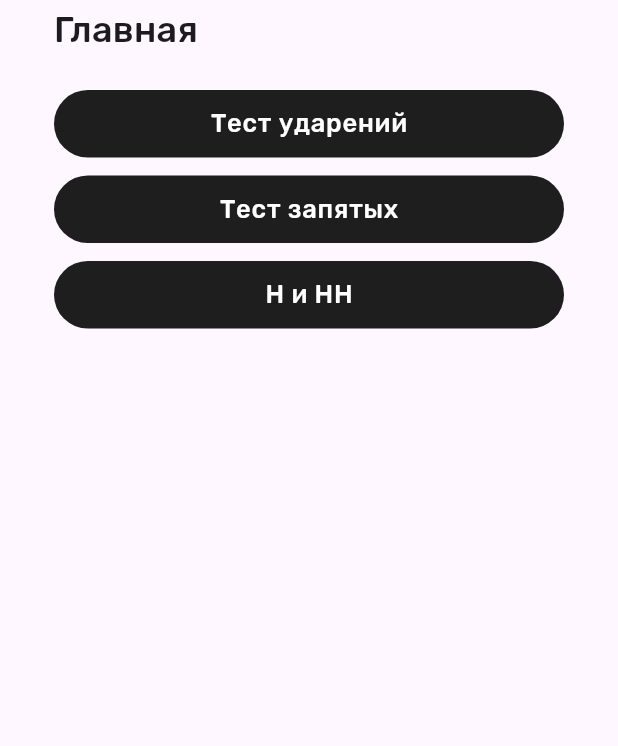
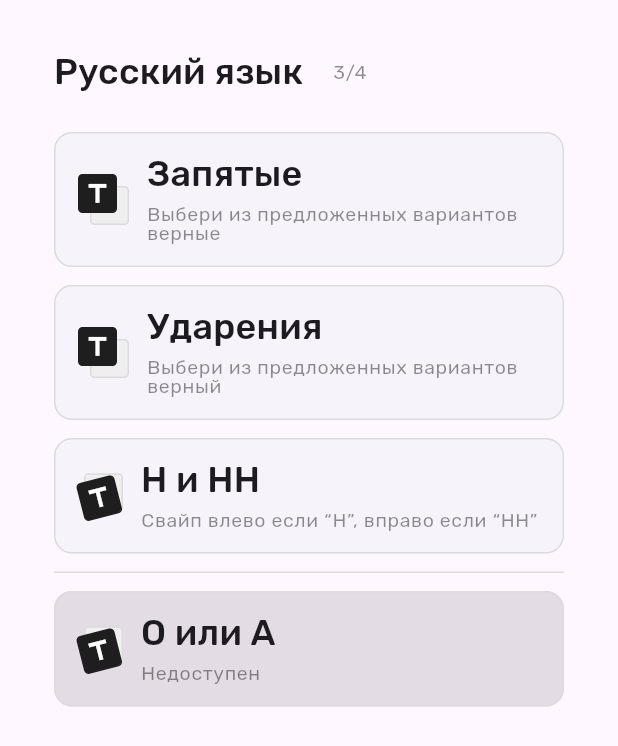
Before and after one commit to vaspadi/focusy, a Flutter app: the screen it shows after launch, on a phone screen of 412 x 824 dp. Shown: the top 746 px of the screen. Run offline on Flutter 3.47's test engine with Material 3 defaults, Android fonts, the phone set to English and light mode, and no system bars; our stand-ins replace appinio_swiper, auto_route, flutter_hooks, flutter_riverpod, google_fonts, hooks_riverpod and 1 more; generated files the repository leaves out were written again.

Commit message:
fix: redesign home view

```diff
--- a/lib/core/widgets/ui/constants/colors.dart
+++ b/lib/core/widgets/ui/constants/colors.dart
@@ -8,5 +8,6 @@ class FColors {
   static const Color backTouchable = Color.fromRGBO(239, 239, 239, 1);
 
   static const Color text = Color.fromRGBO(30, 30, 30, 1);
+  static const Color secondaryText = Color.fromRGBO(30, 30, 30, 0.5);
   static const Color back = Color.fromRGBO(255, 255, 255, 1);
 }
--- a/lib/core/widgets/view_header.dart
+++ b/lib/core/widgets/view_header.dart
@@ -1,13 +1,16 @@
 import 'package:flutter/widgets.dart';
 
+import 'ui/constants/colors.dart';
 import 'ui/text.dart';
 
 class ViewHeader extends StatelessWidget {
   final String title;
+  final String? titleSecondaryText;
   final String? subtitle;
 
   const ViewHeader({
     required this.title,
+    this.titleSecondaryText,
     this.subtitle,
     super.key,
   });
@@ -18,9 +21,26 @@ class ViewHeader extends StatelessWidget {
       mainAxisSize: MainAxisSize.min,
       crossAxisAlignment: CrossAxisAlignment.start,
       children: [
-        FText(
-          title,
-          type: FTextType.title,
+        Row(
+          children: [
+            Flexible(
+              child: FText(
+                title,
+                type: FTextType.title,
+              ),
+            ),
+            if (titleSecondaryText != null) ...[
+              const SizedBox(width: 20),
+              Flexible(
+                flex: 0,
+                child: FText(
+                  titleSecondaryText!,
+                  type: FTextType.description,
+                  color: FColors.secondaryText,
+                ),
+              )
+            ]
+          ],
         ),
         if (subtitle != null) ...[
           const SizedBox(height: 8),
--- a/lib/modules/grammar_tests/index.dart
+++ b/lib/modules/grammar_tests/index.dart
@@ -8,3 +8,4 @@ export 'models/grammar_test_span.dart';
 export 'providers/grammar_tests_repository_provider.dart';
 export 'repositories/mock_grammar_tests_repository.dart';
 export 'views/grammar_test_view.dart';
+export 'widgets/grammar_test_tile.dart';
--- /dev/null
+++ b/lib/modules/grammar_tests/widgets/grammar_test_tile.dart
@@ -0,0 +1,141 @@
+import 'package:flutter/material.dart';
+import 'package:focusy/core/widgets/index.dart';
+import 'package:focusy/core/widgets/ui/constants/colors.dart';
+
+class GrammarTestTile extends StatelessWidget {
+  final String title;
+  final String subtitle;
+  final IconData iconData;
+  final void Function()? onPressed;
+  final bool rotated;
+
+  const GrammarTestTile({
+    super.key,
+    required this.title,
+    required this.subtitle,
+    required this.iconData,
+    this.onPressed,
+    this.rotated = false,
+  });
+
+  @override
+  Widget build(BuildContext context) {
+    return ElevatedButton(
+      onPressed: onPressed,
+      style: ButtonStyle(
+        // backgroundColor: MaterialStatePropertyAll(Colors.white),
+        // foregroundColor: MaterialStatePropertyAll(Colors.white),
+        surfaceTintColor: MaterialStatePropertyAll(Colors.white),
+        // side: MaterialStatePropertyAll(
+        //   BorderSide(
+        //     color: FColors.touchable,
+        //   ),
+        // ),
+        // shape: MaterialStatePropertyAll(OutlinedBorder()),
+        shape: MaterialStatePropertyAll(
+          RoundedRectangleBorder(
+            borderRadius: BorderRadius.circular(12.0),
+            side: const BorderSide(color: FColors.touchable),
+          ),
+        ),
+        overlayColor: const MaterialStatePropertyAll(
+          FColors.touchable,
+        ),
+        tapTargetSize: MaterialTapTargetSize.shrinkWrap,
+        minimumSize: const MaterialStatePropertyAll(
+          Size(double.infinity, 45),
+        ),
+        shadowColor: const MaterialStatePropertyAll(
+          Colors.transparent,
+        ),
+        padding: const MaterialStatePropertyAll(
+          EdgeInsets.all(16),
+        ),
+      ),
+      child: Row(
+        children: [
+          _buildIcon(),
+          const SizedBox(width: 12),
+          Expanded(
+            child: Column(
+              mainAxisSize: MainAxisSize.min,
+              crossAxisAlignment: CrossAxisAlignment.start,
+              children: [
+                FText(
+                  title,
+                  type: FTextType.title,
+                ),
+                const SizedBox(height: 8),
+                FText(
+                  subtitle,
+                  type: FTextType.description,
+                  color: FColors.secondaryText,
+                ),
+              ],
+            ),
+          ),
+        ],
+      ),
+    );
+  }
+
+  Widget _buildIcon() {
+    return Padding(
+      padding: !rotated
+          ? EdgeInsets.zero
+          : const EdgeInsets.only(
+              left: 4,
+              bottom: 4,
+            ),
+      child: Stack(
+        children: [
+          Padding(
+            padding: rotated
+                ? EdgeInsets.zero
+                : const EdgeInsets.only(
+                    top: 8,
+                    left: 8,
+                  ),
+            child: Container(
+              width: 26,
+              height: 26,
+              decoration: BoxDecoration(
+                color: FColors.backTouchable,
+                border: Border.all(
+                  color: FColors.touchable,
+                ),
+                borderRadius: const BorderRadius.all(
+                  Radius.circular(3),
+                ),
+              ),
+            ),
+          ),
+          Positioned(
+            child: Transform.rotate(
+              angle: rotated ? -0.25 : 0,
+              alignment: Alignment.bottomRight,
+              child: Container(
+                width: 26,
+                height: 26,
+                decoration: BoxDecoration(
+                  color: FColors.text,
+                  border: Border.all(
+                    color: FColors.text,
+                  ),
+                  borderRadius: const BorderRadius.all(
+                    Radius.circular(3),
+                  ),
+                ),
+                child: Icon(
+                  iconData,
+                  size: 20,
+                  color: Colors.white,
+                ),
+              ),
+            ),
+          ),
+        ],
+      ),
+    );
+  }
+}
--- a/lib/modules/home/views/home_view.dart
+++ b/lib/modules/home/views/home_view.dart
@@ -1,8 +1,9 @@
 import 'package:auto_route/auto_route.dart';
 import 'package:flutter/material.dart';
 import 'package:focusy/core/widgets/index.dart';
+import 'package:focusy/core/widgets/ui/constants/colors.dart';
 import 'package:focusy/core/widgets/ui/constants/spacing.dart';
-import 'package:focusy/modules/grammar_tests/enums/grammar_test_type.dart';
+import 'package:focusy/modules/grammar_tests/index.dart';
 import 'package:focusy/modules/router/app_router.dart';
 
 @RoutePage()
@@ -15,10 +16,27 @@ class HomeView extends StatelessWidget {
       body: Column(
         crossAxisAlignment: CrossAxisAlignment.start,
         children: [
-          const ViewHeader(title: 'Главная'),
           FSpacing.viewHeaderAndContent,
-          FButton(
-            text: 'Тест ударений',
+          const ViewHeader(
+            title: 'Русский язык',
+            titleSecondaryText: '3/4',
+          ),
+          FSpacing.viewHeaderAndContent,
+          GrammarTestTile(
+            title: 'Запятые',
+            subtitle: 'Выбери из предложенных вариантов верные',
+            iconData: Icons.title,
+            onPressed: () => context.router.push(GrammarTestRoute(
+              title: 'Расставь запятые',
+              subtitle: 'Выбери из предложенных вариантов верные',
+              type: GrammarTestType.comma,
+            )),
+          ),
+          FSpacing.verticalButtons,
+          GrammarTestTile(
+            title: 'Ударения',
+            subtitle: 'Выбери из предложенных вариантов верный',
+            iconData: Icons.title,
             onPressed: () => context.router.push(GrammarTestRoute(
               title: 'Поставь ударение',
               subtitle: 'Выбери из предложенных вариантов верный',
@@ -26,22 +44,29 @@ class HomeView extends StatelessWidget {
             )),
           ),
           FSpacing.verticalButtons,
-          FButton(
-            text: 'Тест запятых',
-            onPressed: () => context.router.push(GrammarTestRoute(
-              title: 'Расставь запятые',
-              subtitle: 'Выбери из предложенных вариантов верные',
-              type: GrammarTestType.comma,
-            )),
-          ),
-          FSpacing.verticalButtons,
-          FButton(
-            text: 'Н и НН',
+          GrammarTestTile(
+            title: 'Н и НН',
+            subtitle: 'Свайп влево если “Н”, вправо если “НН”',
+            iconData: Icons.title,
             onPressed: () => context.router.push(GrammarTestRoute(
               title: 'Н или НН',
               subtitle: 'Свайп влево если “Н”, вправо если “НН”',
               type: GrammarTestType.swipe,
             )),
+            rotated: true,
+          ),
+          FSpacing.verticalButtons,
+          Container(
+            width: double.infinity,
+            height: 1,
+            color: FColors.touchable,
+          ),
+          FSpacing.verticalButtons,
+          const GrammarTestTile(
+            title: 'О или А',
+            subtitle: 'Недоступен',
+            iconData: Icons.title,
+            rotated: true,
           ),
         ],
       ),
```
